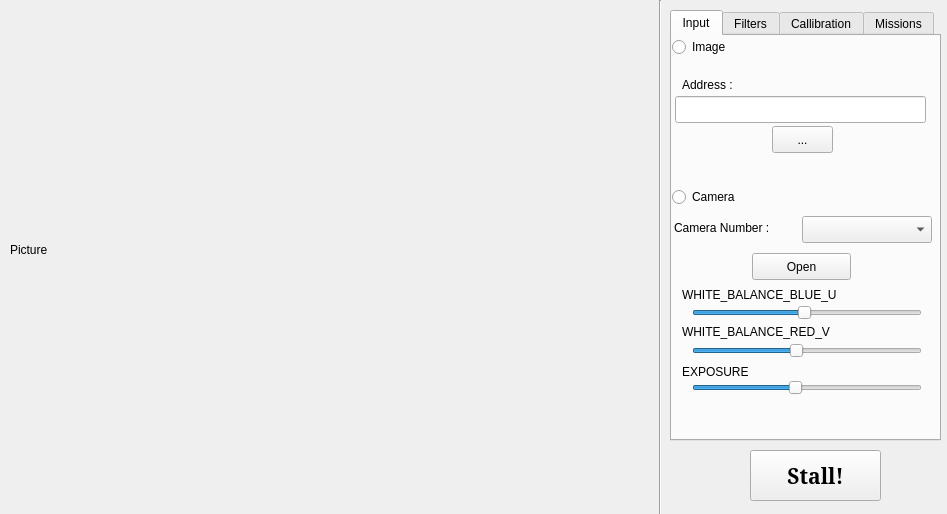
Before: the Qt Designer form mainwindow.ui in MrKarimiD/Shape-Detector, drawn with Qt 5.
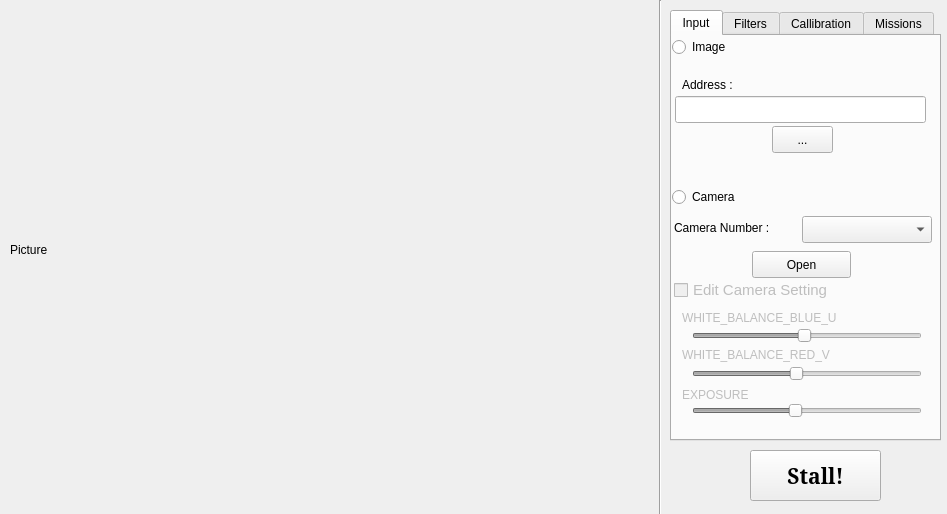
After: the same form once the commit is applied. The open tabs and pages were chosen to show the change.

Commit message: add checkBox for camera settings

What changed in the file:
```diff
--- a/mainwindow.ui
+++ b/mainwindow.ui
@@ -127,7 +127,7 @@
       <property name="geometry">
        <rect>
         <x>80</x>
-        <y>217</y>
+        <y>215</y>
         <width>99</width>
         <height>27</height>
        </rect>
@@ -160,10 +160,13 @@
       </property>
      </widget>
      <widget class="QSlider" name="blue_slider">
+      <property name="enabled">
+       <bool>false</bool>
+      </property>
       <property name="geometry">
        <rect>
         <x>20</x>
-        <y>262</y>
+        <y>285</y>
         <width>230</width>
         <height>29</height>
        </rect>
@@ -178,11 +181,14 @@
        <enum>Qt::Horizontal</enum>
       </property>
      </widget>
-     <widget class="QLabel" name="label">
+     <widget class="QLabel" name="blue_label">
+      <property name="enabled">
+       <bool>false</bool>
+      </property>
       <property name="geometry">
        <rect>
         <x>10</x>
-        <y>250</y>
+        <y>273</y>
         <width>191</width>
         <height>17</height>
        </rect>
@@ -197,10 +203,13 @@
       </property>
      </widget>
      <widget class="QSlider" name="red_slider">
+      <property name="enabled">
+       <bool>false</bool>
+      </property>
       <property name="geometry">
        <rect>
         <x>20</x>
-        <y>300</y>
+        <y>323</y>
         <width>230</width>
         <height>29</height>
        </rect>
@@ -215,11 +224,14 @@
        <enum>Qt::Horizontal</enum>
       </property>
      </widget>
-     <widget class="QLabel" name="label_2">
+     <widget class="QLabel" name="red_label">
+      <property name="enabled">
+       <bool>false</bool>
+      </property>
       <property name="geometry">
        <rect>
         <x>10</x>
-        <y>287</y>
+        <y>310</y>
         <width>191</width>
         <height>17</height>
        </rect>
@@ -233,11 +245,14 @@
        <string>WHITE_BALANCE_RED_V</string>
       </property>
      </widget>
-     <widget class="QLabel" name="label_3">
+     <widget class="QLabel" name="expo_label">
+      <property name="enabled">
+       <bool>false</bool>
+      </property>
       <property name="geometry">
        <rect>
         <x>10</x>
-        <y>327</y>
+        <y>350</y>
         <width>81</width>
         <height>17</height>
        </rect>
@@ -252,10 +267,13 @@
       </property>
      </widget>
      <widget class="QSlider" name="exposure_slider">
+      <property name="enabled">
+       <bool>false</bool>
+      </property>
       <property name="geometry">
        <rect>
         <x>20</x>
-        <y>337</y>
+        <y>360</y>
         <width>230</width>
         <height>29</height>
        </rect>
@@ -273,6 +291,30 @@
        <enum>Qt::Horizontal</enum>
       </property>
      </widget>
+     <widget class="QCheckBox" name="camSet_checkBox">
+      <property name="enabled">
+       <bool>false</bool>
+      </property>
+      <property name="geometry">
+       <rect>
+        <x>2</x>
+        <y>243</y>
+        <width>181</width>
+        <height>22</height>
+       </rect>
+      </property>
+      <property name="font">
+       <font>
+        <pointsize>11</pointsize>
+       </font>
+      </property>
+      <property name="text">
+       <string>Edit Camera Setting</string>
+      </property>
+      <property name="checked">
+       <bool>false</bool>
+      </property>
+     </widget>
     </widget>
     <widget class="QWidget" name="filter_tab">
      <attribute name="title">
```
Left out of the diff: 2 changed lines with no effect on the pictures. The commit also changes 3 other files.
